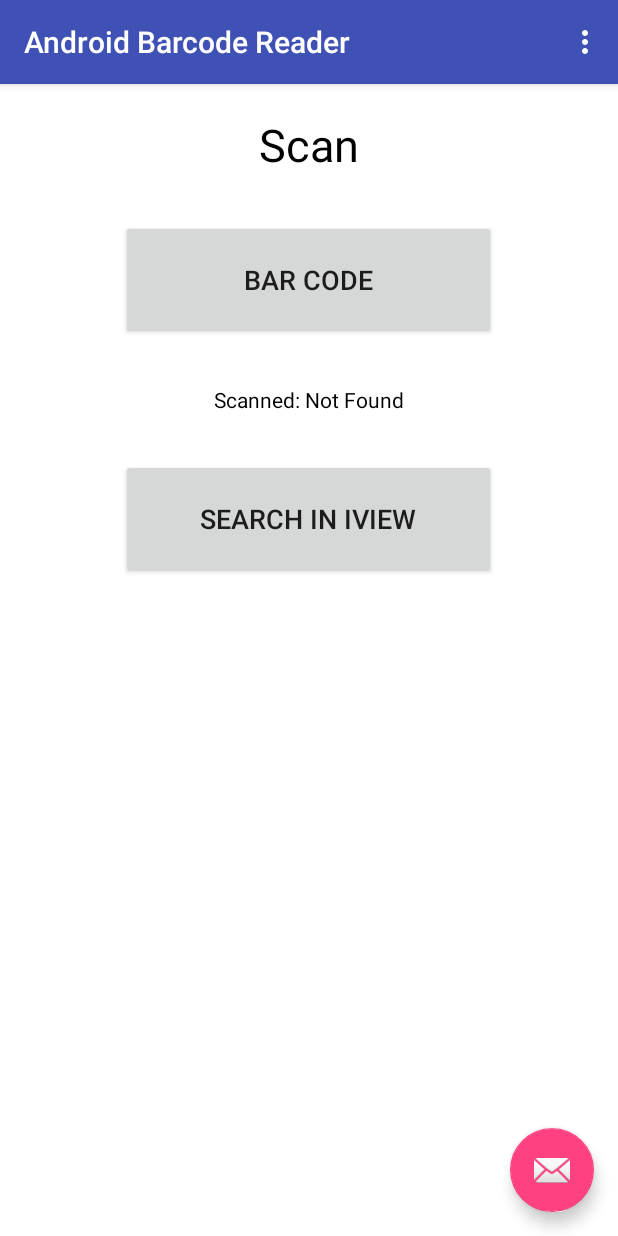
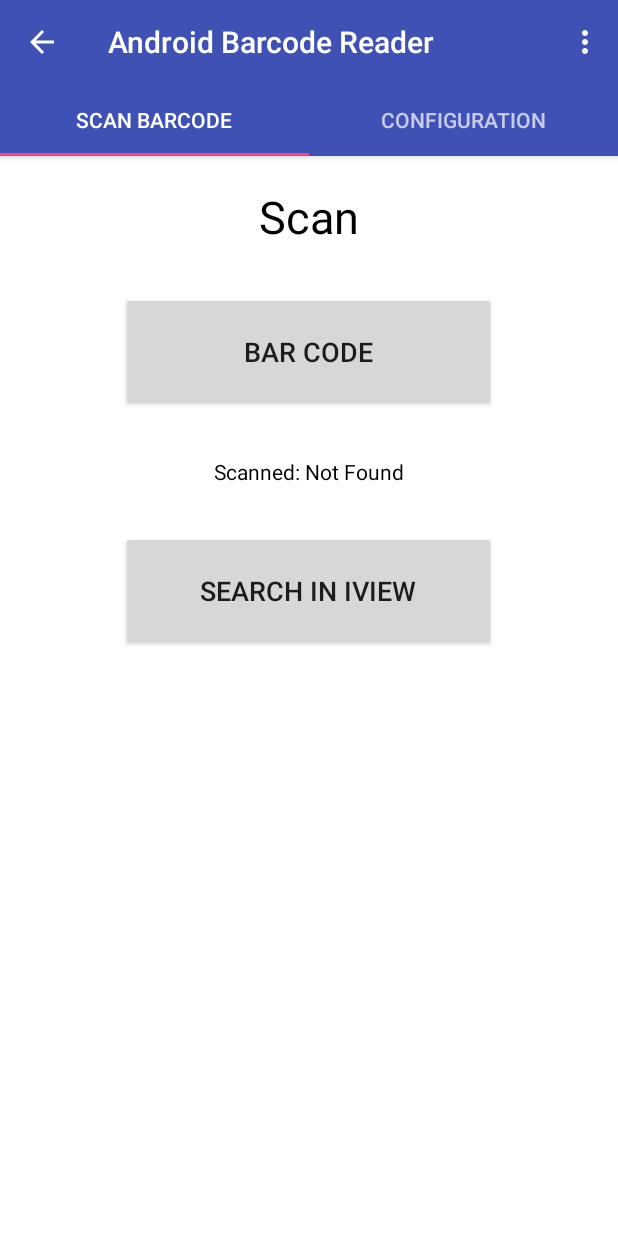
Before and after one commit to nxd1184/AndroidBarcodeReader, an Android app: the screen it shows after launch (MainActivity), on a phone screen of 412 x 824 dp. Run offline under Robolectric (Android 15) with nearby library versions, the phone set to English and light mode, and no system bars; libraries missing offline, so code that uses them is left out: com.google.zxing.integration.

Commit message:
implement tabs

```diff
--- a/app/build.gradle
+++ b/app/build.gradle
@@ -26,6 +26,7 @@ dependencies {
     })
     compile 'com.android.support:appcompat-v7:24.2.1'
     compile 'com.android.support:design:24.2.1'
+    compile 'com.journeyapps:zxing-android-embedded:3.3.0'
+    compile 'com.android.support:support-v4:24.2.1'
     testCompile 'junit:junit:4.12'
-    compile 'com.journeyapps:zxing-android-embedded:3.3.0'
 }
--- a/app/src/main/java/com/ifd/androidbarcodereader/MainActivity.java
+++ b/app/src/main/java/com/ifd/androidbarcodereader/MainActivity.java
@@ -7,6 +7,12 @@ import android.net.Uri;
 import android.os.Bundle;
 import android.support.design.widget.FloatingActionButton;
 import android.support.design.widget.Snackbar;
+import android.support.design.widget.TabLayout;
+import android.support.v4.app.Fragment;
+import android.support.v4.app.FragmentManager;
+import android.support.v4.app.FragmentPagerAdapter;
+import android.support.v4.view.ViewPager;
+import android.support.v7.app.ActionBar;
 import android.support.v7.app.AlertDialog;
 import android.support.v7.app.AppCompatActivity;
 import android.support.v7.widget.Toolbar;
@@ -20,12 +26,17 @@ import android.widget.Toast;
 import com.google.zxing.integration.android.IntentIntegrator;
 import com.google.zxing.integration.android.IntentResult;
 
+import java.util.ArrayList;
+import java.util.List;
+
 public class MainActivity extends AppCompatActivity {
 
-    private IntentIntegrator integrator;
-    private TextView mResult;
-    private String barCodeResult = "Not Found";
 
+
+
+    private Toolbar toolbar;
+    private TabLayout tabLayout;
+    private ViewPager viewPager;
 
     @Override
     protected void onCreate(Bundle savedInstanceState) {
@@ -34,19 +45,22 @@ public class MainActivity extends AppCompatActivity {
         Toolbar toolbar = (Toolbar) findViewById(R.id.toolbar);
         setSupportActionBar(toolbar);
 
-        FloatingActionButton fab = (FloatingActionButton) findViewById(R.id.fab);
-        fab.setOnClickListener(new View.OnClickListener() {
-            @Override
-            public void onClick(View view) {
-                Snackbar.make(view, "Replace with your own action", Snackbar.LENGTH_LONG)
-                        .setAction("Action", null).show();
-            }
-        });
+        getSupportActionBar().setDisplayHomeAsUpEnabled(true);
 
-        integrator = new IntentIntegrator(this);
+        viewPager = (ViewPager) findViewById(R.id.viewpager);
+        setupViewPager(viewPager);
 
-        this.mResult = (TextView) findViewById(R.id.resultTextView);
-        this.mResult.setText("Scanned: " + barCodeResult);
+        tabLayout = (TabLayout) findViewById(R.id.tabs);
+        tabLayout.setupWithViewPager(viewPager);
+
+
+    }
+
+    private void setupViewPager(ViewPager viewPager) {
+        ViewPagerAdapter adapter = new ViewPagerAdapter(getSupportFragmentManager());
+        adapter.addFragment(new OneFragment(), "Scan Barcode");
+        adapter.addFragment(new TwoFragment(), "Configuration");
+        viewPager.setAdapter(adapter);
     }
 
     @Override
@@ -71,39 +85,38 @@ public class MainActivity extends AppCompatActivity {
         return super.onOptionsItemSelected(item);
     }
 
-    @Override
-    public void onRestoreInstanceState(Bundle savedInstanceState) {
-        super.onRestoreInstanceState(savedInstanceState);
-        barCodeResult = savedInstanceState.getString("result");
-        this.mResult.setText("Scanned: " + barCodeResult);
-    }
 
-    @Override
-    public void onSaveInstanceState(Bundle savedInstanceState) {
-        savedInstanceState.putString("result", barCodeResult);
-        super.onSaveInstanceState(savedInstanceState);
-    }
 
-    //product barcode mode
-    public void scanBar(View v) {
-        integrator.initiateScan();
-    }
 
-    // Get the results:
-    @Override
-    protected void onActivityResult(int requestCode, int resultCode, Intent data) {
-        IntentResult result = IntentIntegrator.parseActivityResult(requestCode, resultCode, data);
-        if(result != null) {
-            if(result.getContents() == null) {
-//                Toast.makeText(this, "Cancelled", Toast.LENGTH_LONG).show();
-                barCodeResult = "Not Found";
-            } else {
-//                Toast.makeText(this, "Scanned: " + result.getContents(), Toast.LENGTH_LONG).show();
-                barCodeResult = result.getContents();
-            }
-            mResult.setText("Scanned: " + this.barCodeResult);
-        } else {
-            super.onActivityResult(requestCode, resultCode, data);
+
+
+
+    class ViewPagerAdapter extends FragmentPagerAdapter {
+        private final List<Fragment> mFragmentList = new ArrayList<>();
+        private final List<String> mFragmentTitleList = new ArrayList<>();
+
+        ViewPagerAdapter(FragmentManager manager) {
+            super(manager);
+        }
+
+        @Override
+        public Fragment getItem(int position) {
+            return mFragmentList.get(position);
+        }
+
+        @Override
+        public int getCount() {
+            return mFragmentList.size();
+        }
+
+        void addFragment(Fragment fragment, String title) {
+            mFragmentList.add(fragment);
+            mFragmentTitleList.add(title);
+        }
+
+        @Override
+        public CharSequence getPageTitle(int position) {
+            return mFragmentTitleList.get(position);
         }
     }
 }
--- /dev/null
+++ b/app/src/main/java/com/ifd/androidbarcodereader/OneFragment.java
@@ -0,0 +1,141 @@
+package com.ifd.androidbarcodereader;
+
+
+import android.content.Context;
+import android.content.Intent;
+import android.content.SharedPreferences;
+import android.content.res.Resources;
+import android.net.Uri;
+import android.os.Bundle;
+import android.support.v4.app.Fragment;
+import android.view.Gravity;
+import android.view.LayoutInflater;
+import android.view.View;
+import android.view.ViewGroup;
+import android.widget.Button;
+import android.widget.TextView;
+import android.widget.Toast;
+
+import com.google.zxing.integration.android.IntentIntegrator;
+import com.google.zxing.integration.android.IntentResult;
+
+public class OneFragment extends Fragment {
+
+    private FragmentIntentIntegrator integrator;
+    private TextView mResult;
+    private final String NOT_FOUND = "Not Found";
+    private String barCodeResult = NOT_FOUND;
+    private Button mScanner;
+    private Button mSearchInIviewButton;
+    private Resources res;
+
+    private View myFragmentView;
+
+
+    public OneFragment() {
+        // Required empty public constructor
+    }
+
+    @Override
+    public void onCreate(Bundle savedInstanceState) {
+        super.onCreate(savedInstanceState);
+    }
+
+    @Override
+    public void onSaveInstanceState(Bundle savedInstanceState) {
+        savedInstanceState.putString("result", barCodeResult);
+        super.onSaveInstanceState(savedInstanceState);
+    }
+
+    @Override
+    public View onCreateView(LayoutInflater inflater, ViewGroup container,
+                             Bundle savedInstanceState) {
+
+        // Inflate the layout for this fragment
+        myFragmentView = inflater.inflate(R.layout.fragment_one, container, false);
+        res = getResources();
+
+        integrator = new FragmentIntentIntegrator(this);
+        this.mResult = (TextView) myFragmentView.findViewById(R.id.resultTextView);
+        mResult.setText(res.getString(R.string.scan_result,this.barCodeResult));
+        mScanner = (Button) myFragmentView.findViewById(R.id.scanner2);
+        mScanner.setOnClickListener(new View.OnClickListener() {
+            @Override
+            public void onClick(View v) {
+                integrator.initiateScan();
+            }
+        });
+
+        mSearchInIviewButton = (Button) myFragmentView.findViewById(R.id.searchInIviewButton);
+        mSearchInIviewButton.setOnClickListener(new View.OnClickListener() {
+            @Override
+            public void onClick(View v) {
+
+                SharedPreferences sharedPref = getActivity().getPreferences(Context.MODE_PRIVATE);
+                String iViewUrl = sharedPref.getString("iViewUrl", "");
+                if(iViewUrl.isEmpty()){
+                    Toast toast = Toast.makeText(myFragmentView.getContext(), "Please set iView Url in Configuration Tab", Toast.LENGTH_SHORT);
+                    toast.setGravity(Gravity.CENTER_VERTICAL, 0, 0);
+                    toast.show();
+                }else{
+
+                    if(barCodeResult.equals(NOT_FOUND)){
+                        Toast toast = Toast.makeText(myFragmentView.getContext(), "Barcode Not Found, Please scan barcode first", Toast.LENGTH_SHORT);
+                        toast.setGravity(Gravity.CENTER_VERTICAL, 0, 0);
+                        toast.show();
+                    }else{
+                        Uri uriUrl = Uri.parse(iViewUrl + "?barcode=" + barCodeResult);
+                        Intent launchBrowser = new Intent(Intent.ACTION_VIEW, uriUrl);
+                        startActivity(launchBrowser);
+                    }
+                }
+            }
+        });
+
+
+
+        return myFragmentView;
+    }
+
+    @Override
+    public void onActivityCreated(Bundle savedInstanceState) {
+        super.onActivityCreated(savedInstanceState);
+        if (savedInstanceState != null) {
+            // Restore last state for checked position.
+            this.barCodeResult = savedInstanceState.getString("result");
+            mResult.setText(res.getString(R.string.scan_result,this.barCodeResult));
+        }
+    }
+
+    // Get the results:
+    @Override
+    public void onActivityResult(int requestCode, int resultCode, Intent data) {
+        IntentResult result = IntentIntegrator.parseActivityResult(requestCode, resultCode, data);
+        if(result != null) {
+            if(result.getContents() == null) {
+                barCodeResult = NOT_FOUND;
+            } else {
+                barCodeResult = result.getContents();
+            }
+
+            mResult.setText(res.getString(R.string.scan_result,this.barCodeResult));
+        } else {
+            super.onActivityResult(requestCode, resultCode, data);
+        }
+    }
+
+    class FragmentIntentIntegrator extends IntentIntegrator {
+
+        private final Fragment fragment;
+
+        FragmentIntentIntegrator(Fragment fragment) {
+            super(fragment.getActivity());
+            this.fragment = fragment;
+        }
+
+        @Override
+        protected void startActivityForResult(Intent intent, int code) {
+            fragment.startActivityForResult(intent, code);
+        }
+    }
+}
--- /dev/null
+++ b/app/src/main/java/com/ifd/androidbarcodereader/TwoFragment.java
@@ -0,0 +1,61 @@
+package com.ifd.androidbarcodereader;
+
+
+import android.content.Context;
+import android.content.SharedPreferences;
+import android.os.Bundle;
+import android.support.v4.app.Fragment;
+import android.view.Gravity;
+import android.view.LayoutInflater;
+import android.view.View;
+import android.view.ViewGroup;
+import android.widget.Button;
+import android.widget.EditText;
+import android.widget.Toast;
+
+public class TwoFragment extends Fragment {
+
+    private View myFragmentView;
+    private EditText mIviewUrl;
+    private Button mSave;
+
+    public TwoFragment() {
+        // Required empty public constructor
+    }
+
+    @Override
+    public void onCreate(Bundle savedInstanceState) {
+        super.onCreate(savedInstanceState);
+    }
+
+    @Override
+    public View onCreateView(LayoutInflater inflater, ViewGroup container,
+                             Bundle savedInstanceState) {
+
+
+        // Inflate the layout for this fragment
+        myFragmentView = inflater.inflate(R.layout.fragment_two, container, false);
+        mIviewUrl = (EditText) myFragmentView.findViewById(R.id.txtIviewUrl);
+        mSave = (Button) myFragmentView.findViewById(R.id.btnSave);
+
+        mSave.setOnClickListener(new View.OnClickListener() {
+            @Override
+            public void onClick(View v) {
+                SharedPreferences sharedPref = getActivity().getPreferences(Context.MODE_PRIVATE);
+                SharedPreferences.Editor editor = sharedPref.edit();
+                editor.putString("iViewUrl", mIviewUrl.getText().toString());
+                editor.apply();
+
+                Toast toast = Toast.makeText(myFragmentView.getContext(), "iView Url was saved!", Toast.LENGTH_SHORT);
+                toast.setGravity(Gravity.CENTER_VERTICAL, 0, 0);
+                toast.show();
+
+            }
+        });
+
+        SharedPreferences sharedPref = getActivity().getPreferences(Context.MODE_PRIVATE);
+        mIviewUrl.setText(sharedPref.getString("iViewUrl", ""));
+
+        return myFragmentView;
+    }
+}
--- a/app/src/main/res/layout/activity_main.xml
+++ b/app/src/main/res/layout/activity_main.xml
@@ -20,16 +20,19 @@
             android:background="?attr/colorPrimary"
             app:popupTheme="@style/AppTheme.PopupOverlay"/>
 
+        <android.support.design.widget.TabLayout
+            android:id="@+id/tabs"
+            android:layout_width="match_parent"
+            android:layout_height="wrap_content"
+            app:tabMode="fixed"
+            app:tabGravity="fill"/>
+
     </android.support.design.widget.AppBarLayout>
 
-    <include layout="@layout/content_main"/>
-
-    <android.support.design.widget.FloatingActionButton
-        android:id="@+id/fab"
-        android:layout_width="wrap_content"
-        android:layout_height="wrap_content"
-        android:layout_gravity="bottom|end"
-        android:layout_margin="@dimen/fab_margin"
-        app:srcCompat="@android:drawable/ic_dialog_email"/>
+    <android.support.v4.view.ViewPager
+        android:id="@+id/viewpager"
+        android:layout_width="match_parent"
+        android:layout_height="match_parent"
+        app:layout_behavior="@string/appbar_scrolling_view_behavior"  />
 
 </android.support.design.widget.CoordinatorLayout>
--- /dev/null
+++ b/app/src/main/res/layout/fragment_one.xml
@@ -0,0 +1,53 @@
+<?xml version="1.0" encoding="utf-8"?>
+<LinearLayout
+    xmlns:android="http://schemas.android.com/apk/res/android"
+    xmlns:app="http://schemas.android.com/apk/res-auto"
+    xmlns:tools="http://schemas.android.com/tools"
+    android:id="@+id/fragment_one"
+    android:layout_width="match_parent"
+    android:layout_height="match_parent"
+    android:background="#ffffff"
+    android:orientation="vertical"
+    app:layout_behavior="@string/appbar_scrolling_view_behavior"
+    tools:context="com.ifd.androidbarcodereader.OneFragment">
+
+    <TextView
+        android:id="@+id/textView1"
+        android:layout_width="wrap_content"
+        android:layout_height="wrap_content"
+        android:layout_gravity="center|top"
+        android:layout_margin="20dp"
+        android:text="@string/scan"
+        android:textColor="#000000"
+        android:textSize="30sp" />
+
+    <Button
+        android:id="@+id/scanner2"
+        android:layout_width="250dp"
+        android:layout_height="80dp"
+        android:layout_gravity="center"
+        android:layout_margin="10dp"
+        android:gravity="center"
+        android:text="@string/bar_code"
+        android:textSize="18sp">
+    </Button>
+
+    <TextView
+        android:layout_width="wrap_content"
+        android:layout_height="wrap_content"
+        android:layout_gravity="center|top"
+        android:layout_margin="20sp"
+        android:textColor="#000000"
+        android:id="@+id/resultTextView" />
+
+    <Button
+        android:layout_width="250dp"
+        android:layout_height="80dp"
+        android:layout_gravity="center"
+        android:layout_margin="10dp"
+        android:gravity="center"
+        android:id="@+id/searchInIviewButton"
+        android:textSize="18sp"
+        android:text="@string/search_in_iview"/>
+
+</LinearLayout>
--- a/app/src/main/res/values/strings.xml
+++ b/app/src/main/res/values/strings.xml
@@ -1,4 +1,14 @@
 <resources>
     <string name="app_name">Android Barcode Reader</string>
     <string name="action_settings">Settings</string>
+
+    <!-- TODO: Remove or change this placeholder text -->
+    <string name="hello_blank_fragment">Hello blank fragment</string>
+
+    <string name="iview_url">iView Url</string>
+    <string name="save">Save</string>
+    <string name="scan">Scan</string>
+    <string name="bar_code">Bar Code</string>
+    <string name="search_in_iview">Search In iView</string>
+    <string name="scan_result">Scanned: %1$s</string>
 </resources>
```
Also changed, not shown: app/src/main/res/layout/fragment_two.xml (added, +43 -0 lines).
